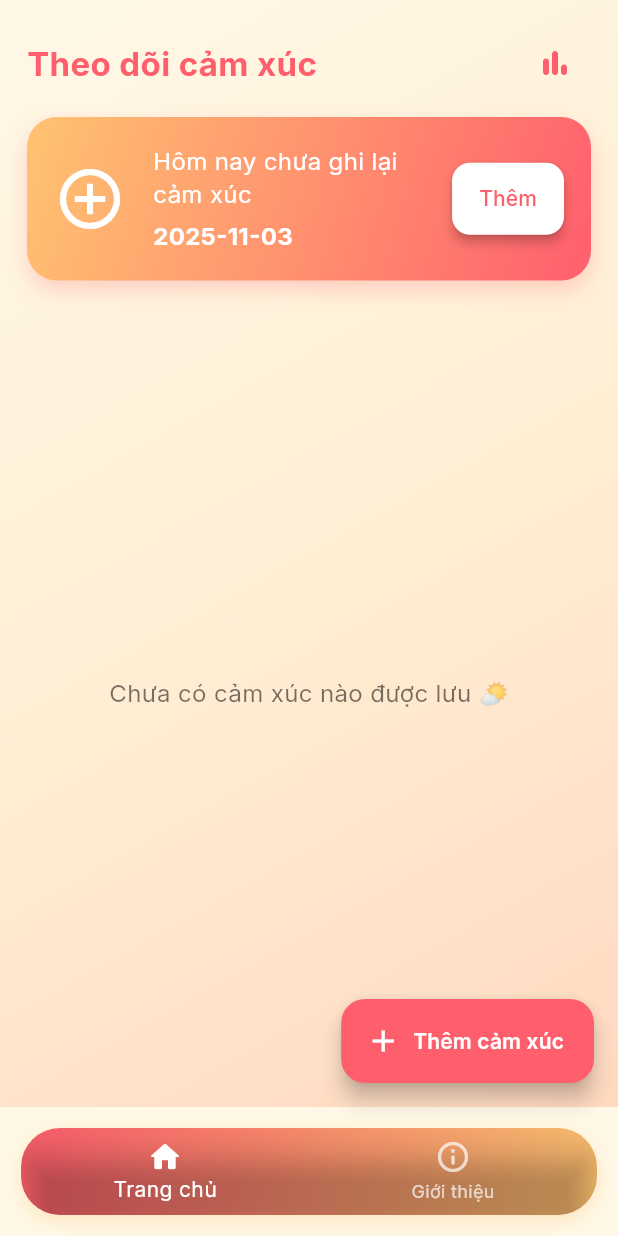
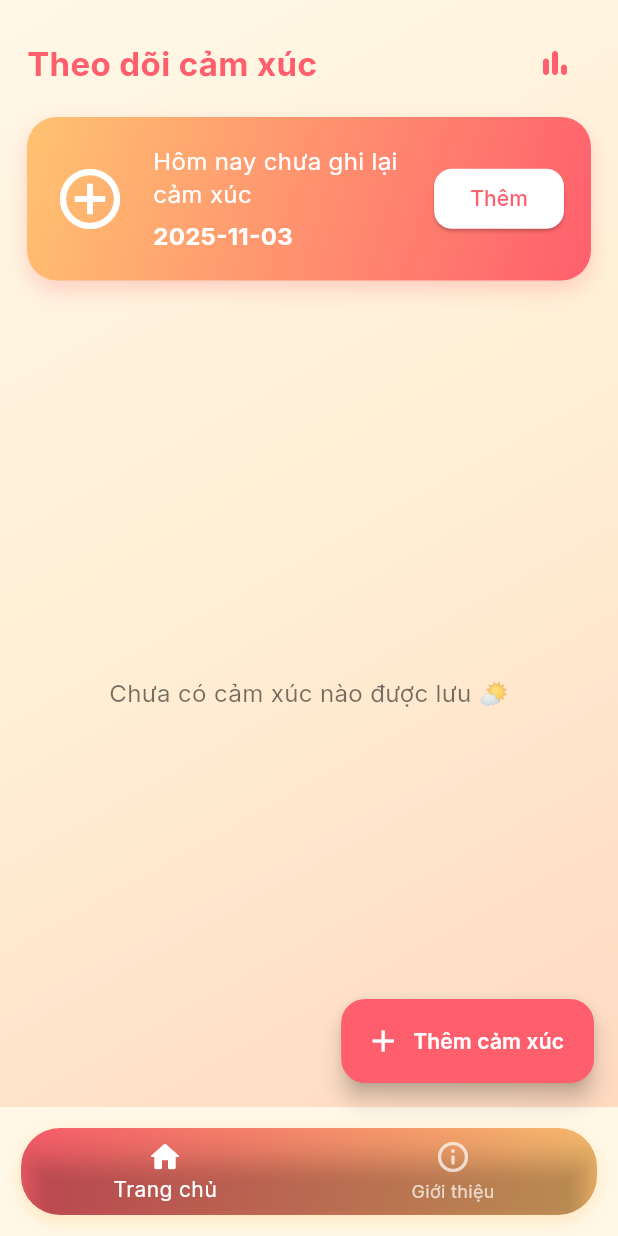
Before and after one commit to phamductai12425/2025_LTTBDD_N0_5Nhom_PhamDucTai, a Flutter app: the screen it shows after launch, on a phone screen of 412 x 824 dp. Run offline on Flutter 3.47's test engine with Material 3 defaults, Android fonts, the phone set to English and light mode, and no system bars; our stand-ins replace google_fonts, shared_preferences.

Commit message:
rut gon main clear code

```diff
--- a/lib/main.dart
+++ b/lib/main.dart
@@ -4,6 +4,7 @@ import 'models/mood_entry.dart';
 import 'utils/storage.dart';
 import 'screens/home_screen.dart';
 import 'screens/about_screen.dart';
+
 
 class TranslationProvider extends InheritedNotifier<ValueNotifier<String>> {
   static const _map = {
@@ -17,14 +18,12 @@ class TranslationProvider extends InheritedNotifier<ValueNotifier<String>> {
       context.dependOnInheritedWidgetOfExactType<TranslationProvider>();
 
   String t(String key) {
-    final code = notifier!.value;
+    final code = notifier?.value ?? 'vi';
     return _map[code]?[key] ?? key;
   }
 }
 
-void main() {
-  runApp(const MoodApp());
-}
+void main() => runApp(const MoodApp());
 
 class MoodApp extends StatefulWidget {
   const MoodApp({super.key});
@@ -39,82 +38,55 @@ class _MoodAppState extends State<MoodApp> {
   @override
   void initState() {
     super.initState();
-    _load();
+    _loadData();
   }
 
-  void _load() async {
-    _entries = await storage.load();
-    setState(() {});
+  Future<void> _loadData() async {
+    final data = await storage.load();
+    if (mounted) setState(() => _entries = data);
   }
 
-  void _save(Map<String, MoodEntry> m) async {
+  Future<void> _saveData(Map<String, MoodEntry> m) async {
     setState(() => _entries = m);
     await storage.save(m);
   }
 
   @override
   Widget build(BuildContext context) {
-    final pages = [
-      HomeScreen(entries: _entries, onSave: _save, localeCode: _locale.value),
-      AboutScreen(onLocaleChange: (v) => setState(() => _locale.value = v), localeCode: _locale.value),
-    ];
-
-    // 🎨 Vibrant Mood Spectrum màu rực rỡ
-    const primaryColor = Color(0xFFFF5F6D); // Hồng đỏ năng lượng
-    const secondaryColor = Color(0xFFFFC371); // Vàng cam ấm áp
-    const backgroundColor = Color(0xFFFFF8E7); // Kem nhạt dịu mắt
-
     final theme = ThemeData(
       useMaterial3: true,
       colorScheme: ColorScheme.fromSeed(
-        seedColor: primaryColor,
-        primary: primaryColor,
-        secondary: secondaryColor,
-        background: backgroundColor,
-        surface: Colors.white,
+        seedColor: const Color(0xFFFF5F6D),
+        primary: const Color(0xFFFF5F6D),
+        secondary: const Color(0xFFFFC371),
+        background: const Color(0xFFFFF8E7),
         onPrimary: Colors.white,
         onBackground: Colors.black87,
       ),
-      scaffoldBackgroundColor: backgroundColor,
-      textTheme: GoogleFonts.interTextTheme().apply(bodyColor: Colors.black87),
+      textTheme: GoogleFonts.interTextTheme(),
       appBarTheme: AppBarTheme(
-        backgroundColor: primaryColor,
+        backgroundColor: const Color(0xFFFF5F6D),
         foregroundColor: Colors.white,
-        elevation: 0,
         centerTitle: true,
         titleTextStyle: GoogleFonts.inter(fontSize: 20, fontWeight: FontWeight.bold, color: Colors.white),
       ),
+      scaffoldBackgroundColor: const Color(0xFFFFF8E7),
       floatingActionButtonTheme: const FloatingActionButtonThemeData(
-        backgroundColor: primaryColor,
+        backgroundColor: Color(0xFFFF5F6D),
         foregroundColor: Colors.white,
       ),
-      elevatedButtonTheme: ElevatedButtonThemeData(
-        style: ElevatedButton.styleFrom(
-          backgroundColor: primaryColor,
-          foregroundColor: Colors.white,
-          padding: const EdgeInsets.symmetric(vertical: 14, horizontal: 18),
-          shape: RoundedRectangleBorder(borderRadius: BorderRadius.circular(14)),
-          elevation: 3,
-        ),
-      ),
-      bottomNavigationBarTheme: BottomNavigationBarThemeData(
-        backgroundColor: Colors.white,
-        selectedItemColor: primaryColor,
-        unselectedItemColor: Colors.grey.shade600,
-        showUnselectedLabels: true,
-        type: BottomNavigationBarType.fixed,
-      ),
-      snackBarTheme: const SnackBarThemeData(
-        backgroundColor: primaryColor,
-        contentTextStyle: TextStyle(color: Colors.white, fontWeight: FontWeight.w600),
-      ),
     );
+
+    final pages = [
+      HomeScreen(entries: _entries, onSave: _saveData, localeCode: _locale.value),
+      AboutScreen(onLocaleChange: (v) => setState(() => _locale.value = v), localeCode: _locale.value),
+    ];
 
     return TranslationProvider(
       notifier: _locale,
       child: MaterialApp(
+        debugShowCheckedModeBanner: false,
         title: 'Mood Tracker',
-        debugShowCheckedModeBanner: false,
         theme: theme,
         home: _BottomNav(pages: pages),
       ),
@@ -125,25 +97,13 @@ class _MoodAppState extends State<MoodApp> {
 class _BottomNav extends StatefulWidget {
   final List<Widget> pages;
   const _BottomNav({required this.pages});
+
   @override
   State<_BottomNav> createState() => _BottomNavState();
 }
 
-class _BottomNavState extends State<_BottomNav> with SingleTickerProviderStateMixin {
+class _BottomNavState extends State<_BottomNav> {
   int _index = 0;
-  late final AnimationController _anim;
-
-  @override
-  void initState() {
-    super.initState();
-    _anim = AnimationController(vsync: this, duration: const Duration(milliseconds: 350));
-  }
-
-  @override
-  void dispose() {
-    _anim.dispose();
-    super.dispose();
-  }
 
   @override
   Widget build(BuildContext context) {
@@ -151,9 +111,11 @@ class _BottomNavState extends State<_BottomNav> with SingleTickerProviderStateMi
 
     return Scaffold(
       body: AnimatedSwitcher(
-        duration: const Duration(milliseconds: 350),
-        child: widget.pages[_index],
-        transitionBuilder: (child, anim) => FadeTransition(opacity: anim, child: child),
+        duration: const Duration(milliseconds: 300),
+        child: KeyedSubtree(
+          key: ValueKey(_index),
+          child: widget.pages[_index],
+        ),
       ),
       bottomNavigationBar: Container(
         margin: const EdgeInsets.all(14),
@@ -175,16 +137,11 @@ class _BottomNavState extends State<_BottomNav> with SingleTickerProviderStateMi
         child: ClipRRect(
           borderRadius: BorderRadius.circular(26),
           child: BottomNavigationBar(
+            backgroundColor: Colors.transparent,
             currentIndex: _index,
-            onTap: (i) {
-              setState(() => _index = i);
-              _anim.forward(from: 0);
-            },
-            backgroundColor: Colors.transparent,
+            onTap: (i) => setState(() => _index = i),
             selectedItemColor: Colors.white,
             unselectedItemColor: Colors.white70,
-            showSelectedLabels: true,
-            showUnselectedLabels: true,
             items: [
               BottomNavigationBarItem(icon: const Icon(Icons.home_rounded), label: tr('home')),
               BottomNavigationBarItem(icon: const Icon(Icons.info_outline_rounded), label: tr('about')),
```
